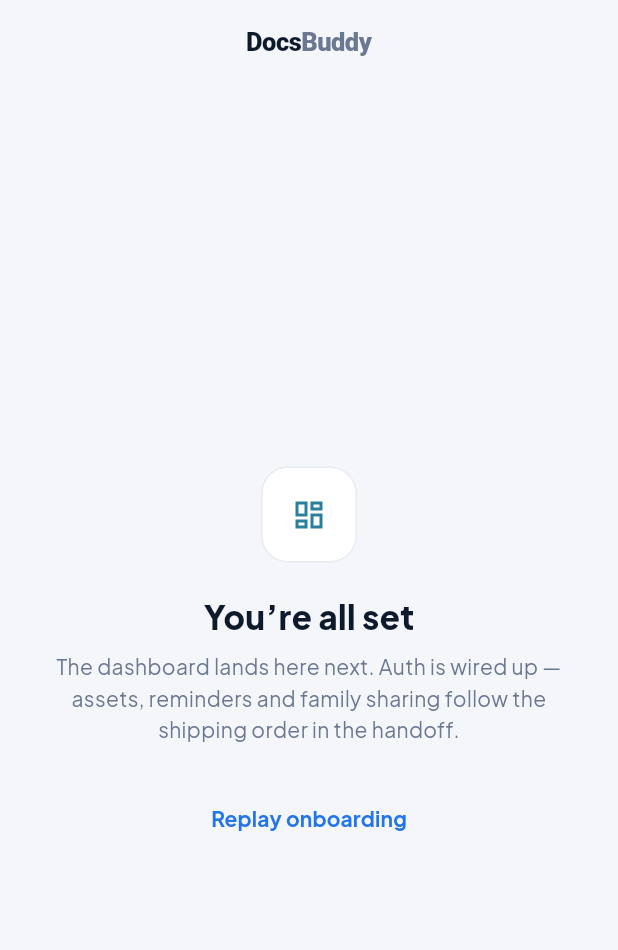
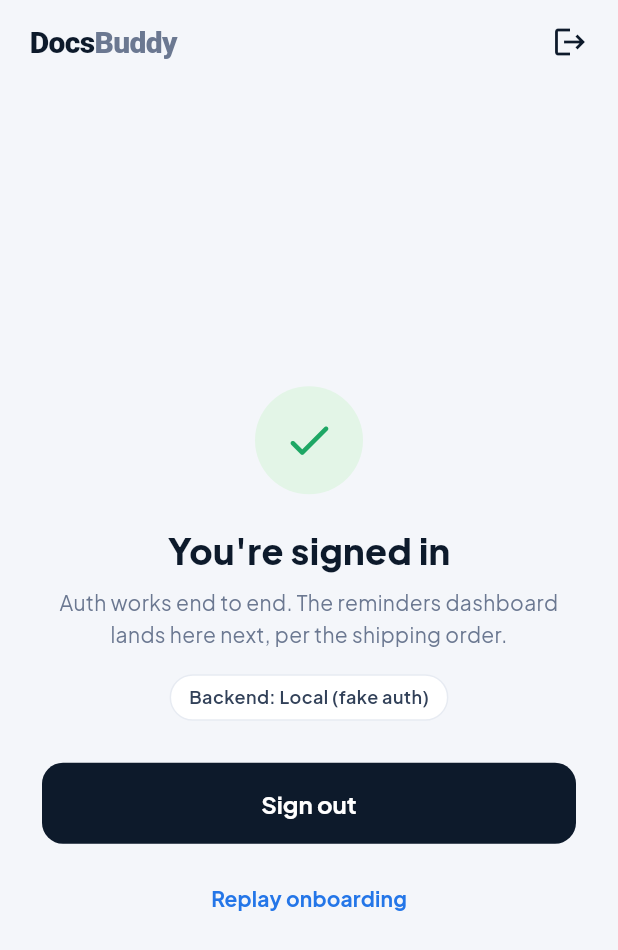
Before and after one commit to mytechbytes/docsbuddy, a Flutter app: the screen it shows after launch, after a tap on "Skip", after a tap on "Continue with Google", on a phone screen of 412 x 824 dp. Shown: the top 950 px of the screen. Run offline on Flutter 3.47's test engine with Material 3 defaults, Android fonts, the phone set to English and light mode, and no system bars; our stand-ins replace flutter_riverpod, flutter_secure_storage, go_router, shared_preferences, supabase_flutter; accounts and stored records are empty.

Commit message:
feat(auth): end-to-end flow with dashboard + secure session storage
- routing: auth guard (refreshListenable on auth state) — unauthenticated users
  stay in the auth flow, authenticated users go to /dashboard; onboarding guard
  preserved
- dashboard: basic post-login screen (signed-in state, backend chip, sign out,
  replay onboarding) so the whole flow is verifiable
- auth controller: signOut(); pages navigate to /dashboard on success
- secure storage: SecureLocalStorage + SecurePkceStorage (Keychain/Keystore)
  passed to Supabase.initialize authOptions (review #9)
- onboarding controller: reset() for replay
- docs/supabase-setup.md: how to configure Supabase (keys, schema, providers,
  deep links, --dart-define)
- removed the /home placeholder

analyze clean; 7 widget tests pass incl. sign-in -> dashboard -> sign-out.

Co-Authored-By: Claude Opus 4.8 (1M context) <noreply@anthropic.com>
Claude-Session: https://claude.ai/code/session_01KEoGobsyKD5EDPogGVEQ6w

```diff
--- a/lib/features/_placeholders/placeholder_page.dart
+++ /dev/null
@@ -1,60 +0,0 @@
-import 'package:flutter/material.dart';
-import 'package:flutter_riverpod/flutter_riverpod.dart';
-import 'package:go_router/go_router.dart';
-
-import '../../core/theme/app_colors.dart';
-import '../../core/widgets/db_logo.dart';
-import '../onboarding/application/onboarding_controller.dart';
-
-/// Temporary landing surface for routes whose feature isn't built yet
-/// (auth, dashboard). The onboarding flow is the real deliverable here; these
-/// just prove navigation + the first-launch guard work end to end.
-class PlaceholderPage extends ConsumerWidget {
-  const PlaceholderPage({super.key, required this.title, required this.subtitle, required this.icon});
-
-  final String title;
-  final String subtitle;
-  final IconData icon;
-
-  @override
-  Widget build(BuildContext context, WidgetRef ref) {
-    return Scaffold(
-      backgroundColor: AppColors.bg,
-      appBar: AppBar(
-        backgroundColor: AppColors.bg,
-        elevation: 0,
-        centerTitle: true,
-        title: const DbLogo(),
-      ),
-      body: Center(
-        child: Padding(
-          padding: const EdgeInsets.all(32),
-          child: Column(
-            mainAxisSize: MainAxisSize.min,
-            children: [
-              Container(
-                width: 64,
-                height: 64,
-                decoration: BoxDecoration(color: AppColors.paper, borderRadius: BorderRadius.circular(18), border: Border.all(color: AppColors.line)),
-                child: Icon(icon, color: AppColors.teal),
-              ),
-              const SizedBox(height: 20),
-              Text(title, style: const TextStyle(fontSize: 22, fontWeight: FontWeight.w800, color: AppColors.ink)),
-              const SizedBox(height: 8),
-              Text(subtitle, textAlign: TextAlign.center, style: const TextStyle(fontSize: 14, height: 1.5, color: AppColors.muted)),
-              const SizedBox(height: 24),
-              TextButton(
-                onPressed: () async {
-                  await ref.read(sharedPreferencesProvider).remove('onboarding_complete');
-                  ref.invalidate(onboardingControllerProvider);
-                  if (context.mounted) context.go('/onboarding');
-                },
-                child: const Text('Replay onboarding', style: TextStyle(color: AppColors.chipBlue, fontWeight: FontWeight.w700)),
-              ),
-            ],
-          ),
-        ),
-      ),
-    );
-  }
-}
--- a/lib/features/auth/application/auth_controller.dart
+++ b/lib/features/auth/application/auth_controller.dart
@@ -46,6 +46,8 @@ class AuthController extends AsyncNotifier<void> {
 
   Future<bool> updatePassword(String newPassword) =>
       _run(() => _repo.updatePassword(newPassword));
+
+  Future<bool> signOut() => _run(_repo.signOut);
 }
 
 final authControllerProvider =
--- a/lib/features/auth/presentation/sign_in_page.dart
+++ b/lib/features/auth/presentation/sign_in_page.dart
@@ -28,17 +28,17 @@ class _SignInPageState extends ConsumerState<SignInPage> {
 
   Future<void> _submit() async {
     final ok = await ref.read(authControllerProvider.notifier).signIn(_email.text, _password.text);
-    if (ok && mounted) context.go('/home');
+    if (ok && mounted) context.go('/dashboard');
   }
 
   Future<void> _google() async {
     final ok = await ref.read(authControllerProvider.notifier).google();
-    if (ok && mounted) context.go('/home');
+    if (ok && mounted) context.go('/dashboard');
   }
 
   Future<void> _apple() async {
     final ok = await ref.read(authControllerProvider.notifier).apple();
-    if (ok && mounted) context.go('/home');
+    if (ok && mounted) context.go('/dashboard');
   }
 
   @override
--- a/lib/features/auth/presentation/sign_up_page.dart
+++ b/lib/features/auth/presentation/sign_up_page.dart
@@ -62,17 +62,17 @@ class _SignUpPageState extends ConsumerState<SignUpPage> {
       return;
     }
     final ok = await ref.read(authControllerProvider.notifier).signUp(_name.text, _email.text, _password.text);
-    if (ok && mounted) context.go('/home');
+    if (ok && mounted) context.go('/dashboard');
   }
 
   Future<void> _google() async {
     final ok = await ref.read(authControllerProvider.notifier).google();
-    if (ok && mounted) context.go('/home');
+    if (ok && mounted) context.go('/dashboard');
   }
 
   Future<void> _apple() async {
     final ok = await ref.read(authControllerProvider.notifier).apple();
-    if (ok && mounted) context.go('/home');
+    if (ok && mounted) context.go('/dashboard');
   }
 
   @override
--- /dev/null
+++ b/lib/features/dashboard/presentation/dashboard_page.dart
@@ -0,0 +1,93 @@
+import 'package:flutter/material.dart';
+import 'package:flutter_riverpod/flutter_riverpod.dart';
+import 'package:go_router/go_router.dart';
+
+import '../../../core/config/env.dart';
+import '../../../core/theme/app_colors.dart';
+import '../../../core/widgets/buttons.dart';
+import '../../../core/widgets/db_logo.dart';
+import '../../auth/application/auth_controller.dart';
+import '../../onboarding/application/onboarding_controller.dart';
+
+/// Minimal post-login surface so the full auth flow can be exercised end to end
+/// (sign in/up → here → sign out). The real upcoming-reminders dashboard
+/// (design 01) replaces this with the home feature.
+class DashboardPage extends ConsumerStatefulWidget {
+  const DashboardPage({super.key});
+
+  @override
+  ConsumerState<DashboardPage> createState() => _DashboardPageState();
+}
+
+class _DashboardPageState extends ConsumerState<DashboardPage> {
+  Future<void> _signOut() async {
+    final ok = await ref.read(authControllerProvider.notifier).signOut();
+    if (ok && mounted) context.go('/sign-in');
+  }
+
+  Future<void> _replayOnboarding() async {
+    await ref.read(onboardingControllerProvider.notifier).reset();
+    if (mounted) context.go('/onboarding');
+  }
+
+  @override
+  Widget build(BuildContext context) {
+    final loading = ref.watch(authControllerProvider).isLoading;
+    final backend = Env.hasSupabase ? 'Supabase' : 'Local (fake auth)';
+
+    return Scaffold(
+      backgroundColor: AppColors.bg,
+      appBar: AppBar(
+        backgroundColor: AppColors.bg,
+        elevation: 0,
+        titleSpacing: 20,
+        title: const Align(alignment: Alignment.centerLeft, child: DbLogo(size: 20)),
+        actions: [
+          IconButton(
+            tooltip: 'Sign out',
+            icon: const Icon(Icons.logout, color: AppColors.ink),
+            onPressed: loading ? null : _signOut,
+          ),
+          const SizedBox(width: 8),
+        ],
+      ),
+      body: Center(
+        child: Padding(
+          padding: const EdgeInsets.all(28),
+          child: Column(
+            mainAxisSize: MainAxisSize.min,
+            children: [
+              Container(
+                width: 72,
+                height: 72,
+                decoration: const BoxDecoration(color: AppColors.greenSoft, shape: BoxShape.circle),
+                child: const Icon(Icons.check_rounded, size: 36, color: AppColors.green),
+              ),
+              const SizedBox(height: 20),
+              const Text("You're signed in", style: TextStyle(fontSize: 24, fontWeight: FontWeight.w800, color: AppColors.ink)),
+              const SizedBox(height: 8),
+              const Text(
+                'Auth works end to end. The reminders dashboard lands here next, per the shipping order.',
+                textAlign: TextAlign.center,
+                style: TextStyle(fontSize: 14, height: 1.5, color: AppColors.muted),
+              ),
+              const SizedBox(height: 16),
+              Container(
+                padding: const EdgeInsets.symmetric(horizontal: 12, vertical: 6),
+                decoration: BoxDecoration(color: AppColors.paper, borderRadius: BorderRadius.circular(999), border: Border.all(color: AppColors.line)),
+                child: Text('Backend: $backend', style: const TextStyle(fontSize: 12, fontWeight: FontWeight.w600, color: AppColors.ink2)),
+              ),
+              const SizedBox(height: 28),
+              PrimaryButton(label: 'Sign out', isLoading: loading, onPressed: _signOut),
+              const SizedBox(height: 12),
+              TextButton(
+                onPressed: _replayOnboarding,
+                child: const Text('Replay onboarding', style: TextStyle(color: AppColors.chipBlue, fontWeight: FontWeight.w700)),
+              ),
+            ],
+          ),
+        ),
+      ),
+    );
+  }
+}
--- a/lib/features/onboarding/application/onboarding_controller.dart
+++ b/lib/features/onboarding/application/onboarding_controller.dart
@@ -23,6 +23,12 @@ class OnboardingController extends Notifier<bool> {
     await ref.read(sharedPreferencesProvider).setBool(_key, true);
     state = true;
   }
+
+  /// Clears the flag so the walkthrough shows again (used for testing/replay).
+  Future<void> reset() async {
+    await ref.read(sharedPreferencesProvider).remove(_key);
+    state = false;
+  }
 }
 
 final onboardingControllerProvider =
--- a/lib/main.dart
+++ b/lib/main.dart
@@ -5,6 +5,7 @@ import 'package:supabase_flutter/supabase_flutter.dart';
 
 import 'app.dart';
 import 'core/config/env.dart';
+import 'core/storage/secure_supabase_storage.dart';
 import 'features/onboarding/application/onboarding_controller.dart';
 
 Future<void> main() async {
@@ -13,7 +14,16 @@ Future<void> main() async {
   // Only initialize Supabase when credentials are supplied via --dart-define;
   // otherwise the app uses the in-memory fake auth repository.
   if (Env.hasSupabase) {
-    await Supabase.initialize(url: Env.supabaseUrl, publishableKey: Env.supabaseAnonKey);
+    await Supabase.initialize(
+      url: Env.supabaseUrl,
+      publishableKey: Env.supabaseAnonKey,
+      // Review #9: persist the session + PKCE verifier in Keychain/Keystore
+      // rather than the SDK's default SharedPreferences.
+      authOptions: const FlutterAuthClientOptions(
+        localStorage: SecureLocalStorage(),
+        pkceAsyncStorage: SecurePkceStorage(),
+      ),
+    );
   }
 
   final prefs = await SharedPreferences.getInstance();
--- a/lib/routing/app_router.dart
+++ b/lib/routing/app_router.dart
@@ -1,28 +1,50 @@
-import 'package:flutter/material.dart';
+import 'dart:async';
+
+import 'package:flutter/foundation.dart';
 import 'package:flutter_riverpod/flutter_riverpod.dart';
 import 'package:go_router/go_router.dart';
 
-import '../features/_placeholders/placeholder_page.dart';
+import '../features/auth/application/auth_providers.dart';
 import '../features/auth/presentation/forgot_password_page.dart';
 import '../features/auth/presentation/otp_verify_page.dart';
 import '../features/auth/presentation/reset_password_page.dart';
 import '../features/auth/presentation/sign_in_page.dart';
 import '../features/auth/presentation/sign_up_page.dart';
+import '../features/dashboard/presentation/dashboard_page.dart';
 import '../features/onboarding/application/onboarding_controller.dart';
 import '../features/onboarding/presentation/onboarding_page.dart';
 
-/// App router. The first-launch guard sends users to `/onboarding` until the
-/// walkthrough has been completed on this device; afterwards the auth flow is
-/// the entry point until a session exists (dashboard guard arrives with the
-/// home feature).
+const _authRoutes = {
+  '/sign-in',
+  '/sign-up',
+  '/forgot-password',
+  '/verify-otp',
+  '/reset-password',
+};
+
+/// App router with two guards:
+///  1. first-launch onboarding (until completed on this device), then
+///  2. authentication — unauthenticated users are kept in the auth flow,
+///     authenticated users are sent to the dashboard.
 final routerProvider = Provider<GoRouter>((ref) {
+  final auth = ref.watch(authRepositoryProvider);
+  final refresh = _GoRouterRefreshStream(auth.authStateChanges());
+  ref.onDispose(refresh.dispose);
+
   return GoRouter(
-    initialLocation: '/sign-in',
+    initialLocation: '/dashboard',
+    refreshListenable: refresh,
     redirect: (context, state) {
-      final seen = ref.read(onboardingControllerProvider);
-      final atOnboarding = state.matchedLocation == '/onboarding';
-      if (!seen && !atOnboarding) return '/onboarding';
-      if (seen && atOnboarding) return '/sign-in';
+      final seenOnboarding = ref.read(onboardingControllerProvider);
+      final signedIn = auth.isSignedIn;
+      final loc = state.matchedLocation;
+      final atOnboarding = loc == '/onboarding';
+      final inAuth = _authRoutes.contains(loc);
+
+      if (!seenOnboarding) return atOnboarding ? null : '/onboarding';
+      if (!signedIn) return inAuth ? null : '/sign-in';
+      // Signed in: keep out of onboarding/auth.
+      if (atOnboarding || inAuth) return '/dashboard';
       return null;
     },
     routes: [
@@ -38,14 +60,25 @@ final routerProvider = Provider<GoRouter>((ref) {
       ),
       GoRoute(path: '/reset-password', builder: (_, _) => const ResetPasswordPage()),
 
-      GoRoute(
-        path: '/home',
-        builder: (_, _) => const PlaceholderPage(
-          title: 'You’re all set',
-          subtitle: 'The dashboard lands here next. Auth is wired up — assets, reminders and family sharing follow the shipping order in the handoff.',
-          icon: Icons.dashboard_outlined,
-        ),
-      ),
+      // ── App ──
+      GoRoute(path: '/dashboard', builder: (_, _) => const DashboardPage()),
     ],
   );
 });
+
+/// Bridges a [Stream] to a [Listenable] so GoRouter re-evaluates `redirect`
+/// whenever auth state changes.
+class _GoRouterRefreshStream extends ChangeNotifier {
+  _GoRouterRefreshStream(Stream<dynamic> stream) {
+    notifyListeners();
+    _sub = stream.asBroadcastStream().listen((_) => notifyListeners());
+  }
+
+  late final StreamSubscription<dynamic> _sub;
+
+  @override
+  void dispose() {
+    _sub.cancel();
+    super.dispose();
+  }
+}
```
Also changed, not shown: lib/core/storage/secure_supabase_storage.dart (added, +49 -0 lines), 2 other files.
